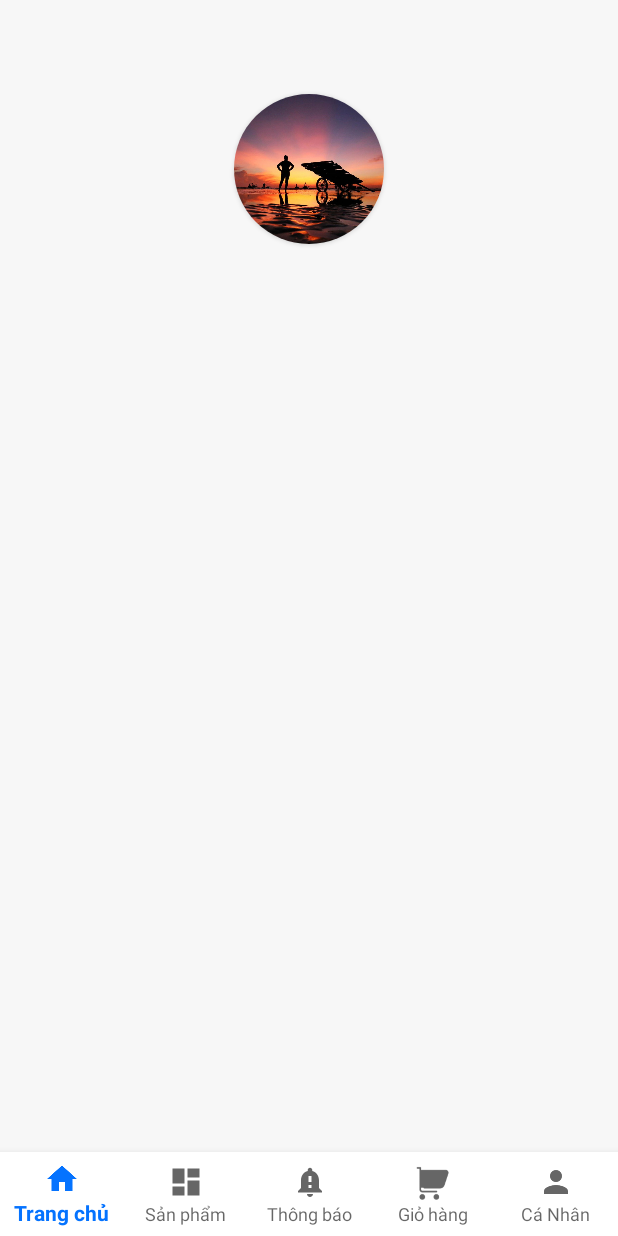
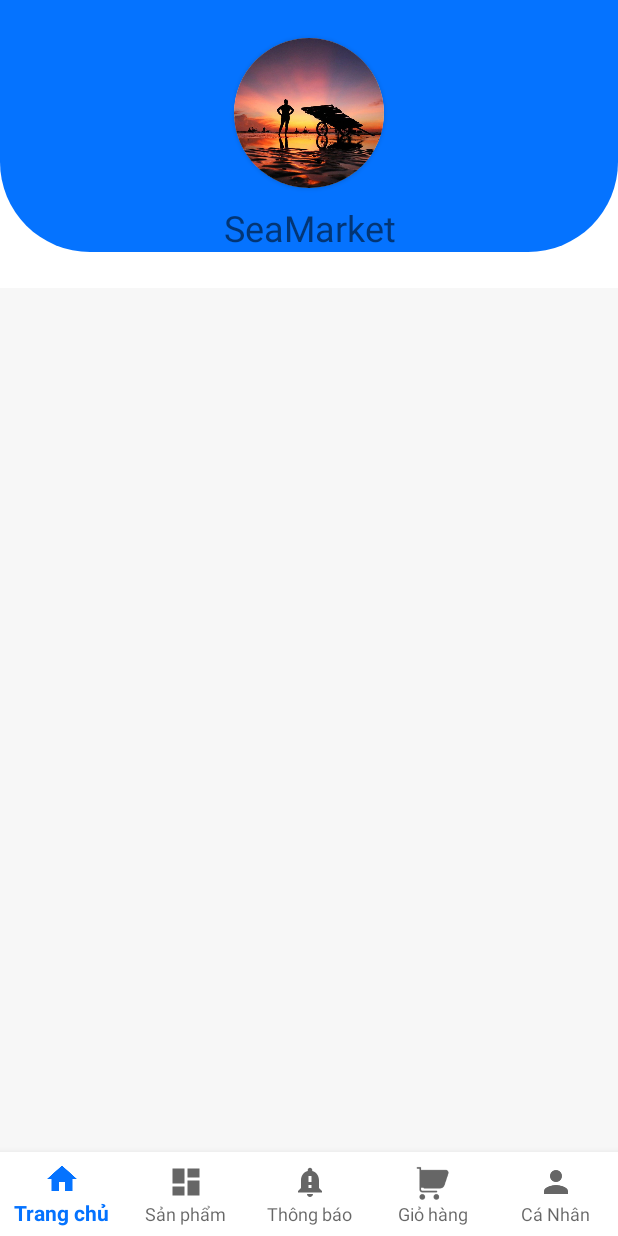
Before and after one commit to vanthongxtt/SeaMarketApp, an Android app: the fragment PersonalFragmet placed in its activity, on a phone screen of 412 x 824 dp. Run offline under Robolectric (Android 15) with nearby library versions, the phone set to English and light mode, and no system bars.

Commit message:
ko co gi moi

```diff
--- /dev/null
+++ b/app/src/main/res/drawable/custom_backgroun_fragment_personal.xml
@@ -0,0 +1,7 @@
+<?xml version="1.0" encoding="utf-8"?>
+<shape xmlns:android="http://schemas.android.com/apk/res/android"
+    android:shape="rectangle">
+    <solid android:color="@color/blue_color"/>
+    <corners android:bottomRightRadius="60dp"
+        android:bottomLeftRadius="60dp"/>
+</shape>
--- a/app/src/main/res/layout/fragment_personal.xml
+++ b/app/src/main/res/layout/fragment_personal.xml
@@ -1,40 +1,60 @@
 <?xml version="1.0" encoding="utf-8"?>
-<RelativeLayout xmlns:android="http://schemas.android.com/apk/res/android"
+<LinearLayout xmlns:android="http://schemas.android.com/apk/res/android"
     android:layout_width="match_parent"
-    android:layout_height="match_parent"
+    android:layout_height="wrap_content"
+    android:background="#ffffff"
+    android:orientation="vertical"
     xmlns:app="http://schemas.android.com/apk/res-auto">
     <LinearLayout
         android:layout_width="match_parent"
-        android:layout_height="match_parent"
-        android:orientation="vertical">
-        <LinearLayout
-            android:layout_width="match_parent"
         android:layout_height="wrap_content"
-            android:layout_marginTop="25dp"
-
+        android:background="@drawable/custom_backgroun_fragment_personal"
+        android:orientation="vertical"
         android:gravity="center">
         <androidx.cardview.widget.CardView
             android:layout_width="100dp"
             android:layout_height="100dp"
             android:layout_gravity="center"
-                android:layout_marginTop="30dp"
-                android:layout_marginBottom="15dp"
+            android:layout_marginTop="25dp"
+            android:layout_marginBottom="10dp"
             app:cardCornerRadius="120dp">
-
             <ImageView
-
                 android:layout_width="match_parent"
                 android:layout_height="match_parent"
                 android:layout_gravity="center_horizontal"
                 android:scaleType="centerCrop"
                 android:src="@drawable/sssss" />
         </androidx.cardview.widget.CardView>
+        <TextView
+            android:layout_width="wrap_content"
+            android:layout_height="wrap_content"
+            android:gravity="center"
+            android:textSize="24sp"
+            android:text="SeaMarket"/>
+    </LinearLayout>
+    <LinearLayout
+        android:layout_width="match_parent"
+        android:layout_height="wrap_content"
+        android:orientation="vertical">
+        <LinearLayout
+            android:layout_width="match_parent"
+            android:layout_height="wrap_content"
+            android:orientation="horizontal">
+            <ImageView
+                android:layout_width="match_parent"
+                android:layout_height="wrap_content"
+                android:src="@drawable/ic_baseline_where_to_vote_24"/>
+
+
+        </LinearLayout>
+
+
 
     </LinearLayout>
 
 
 
 
+
+
 </LinearLayout>
-
-</RelativeLayout>
```
Lines whose indentation alone changed are shown as unchanged.
